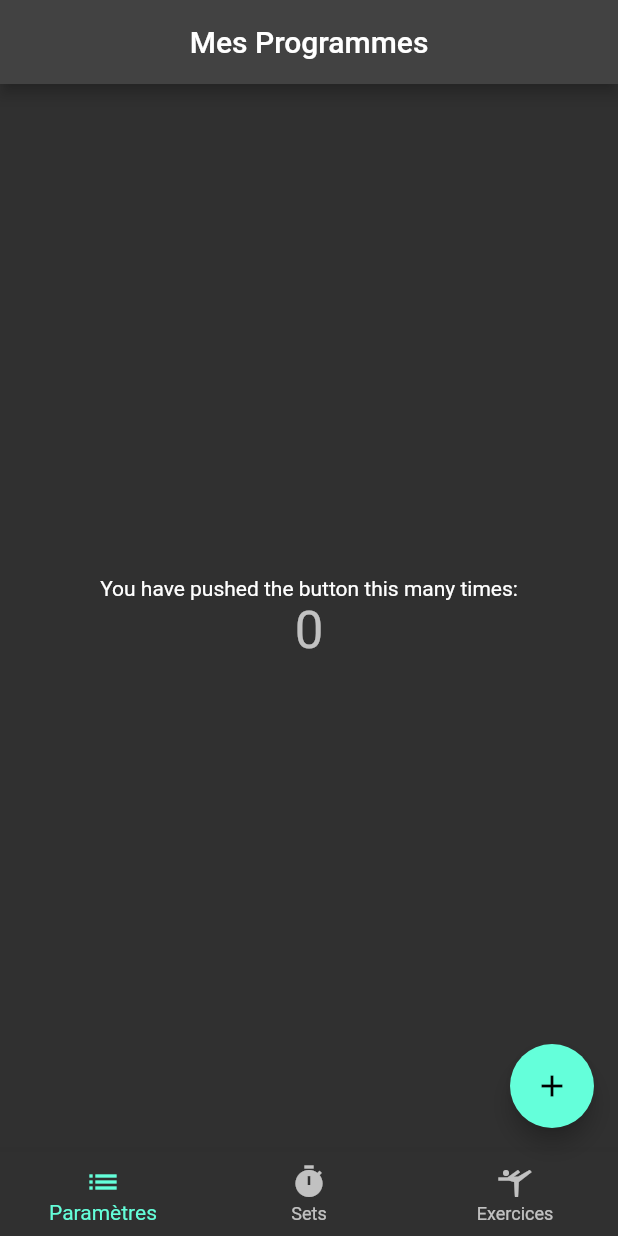
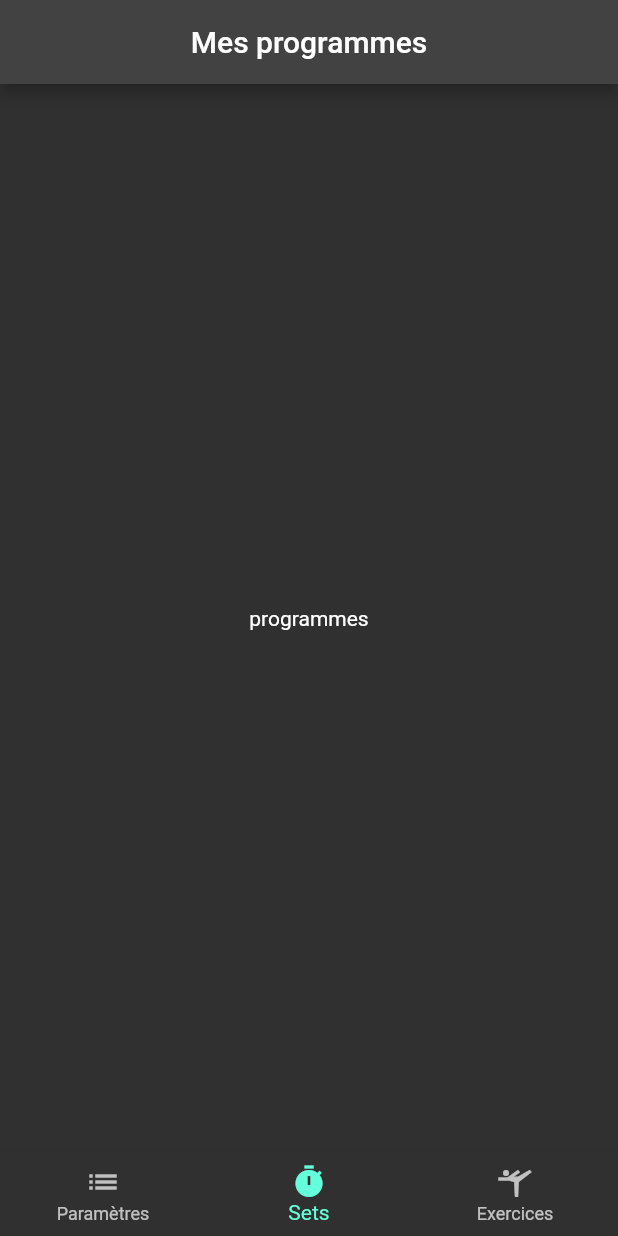
Before and after one commit to SenoussiMI/stayfocus, a Flutter app: the screen it shows after launch, on a phone screen of 412 x 824 dp. Run offline on Flutter 3.47's test engine with Material 2 defaults, Android fonts, the phone set to English and light mode, and no system bars; our stand-ins replace sqflite; accounts and stored records are empty.

Commit message:
NavBar (changement de page à traiter)

```diff
--- /dev/null
+++ b/lib/home/home_page.dart
@@ -0,0 +1,70 @@
+import 'package:flutter/material.dart';
+import 'package:stayfocus/exercises/exercises_list.dart';
+import 'package:stayfocus/programs/programs_list.dart';
+import 'package:stayfocus/settings/settings_view.dart';
+
+class HomePage extends StatefulWidget {
+  const HomePage({Key? key}) : super(key: key);
+
+  @override
+  State<HomePage> createState() => _HomePageState();
+}
+
+class _HomePageState extends State<HomePage> {
+  late final PageController _pageController;
+  int _currentIndex = 1 ;
+
+  @override
+  void initState() {
+    // TODO: implement initState
+    super.initState();
+    _pageController = PageController(
+        initialPage: _currentIndex,
+    );
+  }
+
+  @override
+  void dispose() {
+    _pageController.dispose();
+    super.dispose();
+  }
+
+  @override
+  Widget build(BuildContext context) {
+    return Scaffold(
+      body: PageView(
+        onPageChanged: (index) {
+          setState(() => _currentIndex = index);
+        },
+       controller: _pageController,
+        children: const <Widget>[
+          Settings(),
+          Programs(),
+          Exercises(),
+        ],
+      ),
+
+      bottomNavigationBar: BottomNavigationBar(
+        currentIndex: _currentIndex,
+        onTap: (index) {
+          setState(() => _currentIndex = index);
+          _pageController.jumpToPage(_currentIndex);
+        },
+        items: const <BottomNavigationBarItem>[
+          BottomNavigationBarItem(
+            icon: Icon(Icons.list),
+            label: 'Paramètres',
+          ),
+          BottomNavigationBarItem(
+            icon: Icon(Icons.timer),
+            label: 'Sets',
+          ),
+          BottomNavigationBarItem(
+            icon: Icon(Icons.sports_gymnastics),
+            label: 'Exercices',
+          ),
+        ],
+      ),
+    );
+  }
+}
--- a/lib/main.dart
+++ b/lib/main.dart
@@ -1,17 +1,24 @@
 import 'package:flutter/material.dart';
+import 'package:stayfocus/home/home_page.dart';
 
 void main() {
-  runApp(const MyApp());
+  WidgetsFlutterBinding.ensureInitialized();
+  runApp(const App());
 }
 
-class MyApp extends StatelessWidget {
-  const MyApp({super.key});
+class App extends StatefulWidget {
+  const App({super.key});
 
+  @override
+  State<App> createState() => _AppState();
+}
+
+class _AppState extends State<App> {
   // This widget is the root of your application.
   @override
   Widget build(BuildContext context) {
     return MaterialApp(
-      title: 'Flutter Demo',
+      title: 'StayFocus',
       theme: ThemeData.dark(
         // This is the theme of your application.
         //
@@ -24,118 +31,7 @@ class MyApp extends StatelessWidget {
         // is not restarted.
         //primarySwatch: Colors.blue,
       ),
-      home: const MyHomePage(title: 'Mes Programmes'),
+      home: HomePage(),
     );
   }
 }
-
-class MyHomePage extends StatefulWidget {
-  const MyHomePage({super.key, required this.title});
-
-  // This widget is the home page of your application. It is stateful, meaning
-  // that it has a State object (defined below) that contains fields that affect
-  // how it looks.
-
-  // This class is the configuration for the state. It holds the values (in this
-  // case the title) provided by the parent (in this case the App widget) and
-  // used by the build method of the State. Fields in a Widget subclass are
-  // always marked "final".
-
-  final String title;
-
-  @override
-  State<MyHomePage> createState() => _MyHomePageState();
-}
-
-class _MyHomePageState extends State<MyHomePage> {
-  int _counter = 0;
-
-  void _incrementCounter() {
-    setState(() {
-      // This call to setState tells the Flutter framework that something has
-      // changed in this State, which causes it to rerun the build method below
-      // so that the display can reflect the updated values. If we changed
-      // _counter without calling setState(), then the build method would not be
-      // called again, and so nothing would appear to happen.
-      _counter++;
-    });
-  }
-
-
-
-  @override
-  Widget build(BuildContext context) {
-    // This method is rerun every time setState is called, for instance as done
-    // by the _incrementCounter method above.
-    //
-    // The Flutter framework has been optimized to make rerunning build methods
-    // fast, so that you can just rebuild anything that needs updating rather
-    // than having to individually change instances of widgets.
-    return Scaffold(
-      appBar: AppBar(
-        // Here we take the value from the MyHomePage object that was created by
-        // the App.build method, and use it to set our appbar title.
-        title: Text(widget.title),
-        centerTitle: true,
-      ),
-      body: Center(
-        // Center is a layout widget. It takes a single child and positions it
-        // in the middle of the parent.
-        child: Column(
-          // Column is also a layout widget. It takes a list of children and
-          // arranges them vertically. By default, it sizes itself to fit its
-          // children horizontally, and tries to be as tall as its parent.
-          //
-          // Invoke "debug painting" (press "p" in the console, choose the
-          // "Toggle Debug Paint" action from the Flutter Inspector in Android
-          // Studio, or the "Toggle Debug Paint" command in Visual Studio Code)
-          // to see the wireframe for each widget.
-          //
-          // Column has various properties to control how it sizes itself and
-          // how it positions its children. Here we use mainAxisAlignment to
-          // center the children vertically; the main axis here is the vertical
-          // axis because Columns are vertical (the cross axis would be
-          // horizontal).
-          mainAxisAlignment: MainAxisAlignment.center,
-          children: <Widget>[
-            const Text(
-              'You have pushed the button this many times:',
-            ),
-            Text(
-              '$_counter',
-              style: Theme.of(context).textTheme.headline4,
-            ),
-          ],
-        ),
-      ),
-      floatingActionButton: FloatingActionButton(
-        onPressed: _incrementCounter,
-        tooltip: 'Increment',
-        child: const Icon(Icons.add),
-      ),
-
-    bottomNavigationBar: BottomNavigationBar(
-    items: const <BottomNavigationBarItem>[
-    BottomNavigationBarItem(
-    icon: Icon(Icons.list),
-    label: 'Paramètres',
-    ),
-    BottomNavigationBarItem(
-    icon: Icon(Icons.timer),
-    label: 'Sets',
-    ),
-    BottomNavigationBarItem(
-    icon: Icon(Icons.sports_gymnastics),
-    label: 'Exercices',
-    ),
-    ],
-    ),
-    /*
-    currentIndex: _selectedIndex,
-    selectedItemColor: Colors.amber[800],
-    onTap: _onItemTapped,
-    */
-      // This trailing comma makes auto-formatting nicer for build methods.
-    );
-  }
-}
--- /dev/null
+++ b/lib/programs/programs_list.dart
@@ -0,0 +1,18 @@
+import 'package:flutter/material.dart';
+
+class Programs extends StatelessWidget {
+  const Programs({Key? key}) : super(key: key);
+
+  @override
+  Widget build(BuildContext context) {
+    return Scaffold(
+      appBar: AppBar(
+        title: const Text('Mes programmes'),
+        centerTitle: true,
+      ),
+      body: const Center(
+        child: Text("programmes"),
+      ),
+    );
+  }
+}
--- a/pubspec.yaml
+++ b/pubspec.yaml
@@ -36,6 +36,8 @@ dependencies:
   # The following adds the Cupertino Icons font to your application.
   # Use with the CupertinoIcons class for iOS style icons.
   cupertino_icons: ^1.0.2
+  sqflite: ^2.2.3
+  path_provider: ^2.0.11
 
 dev_dependencies:
   flutter_test:
```
Also changed, not shown: lib/Models/exercise_model.dart (added, +19 -0 lines), lib/db/DatabaseHelper.dart (added, +58 -0 lines), lib/exercises/exercises_list.dart (added, +106 -0 lines), lib/settings/settings_view.dart (added, +12 -0 lines), pubspec.lock, 2 other files.
